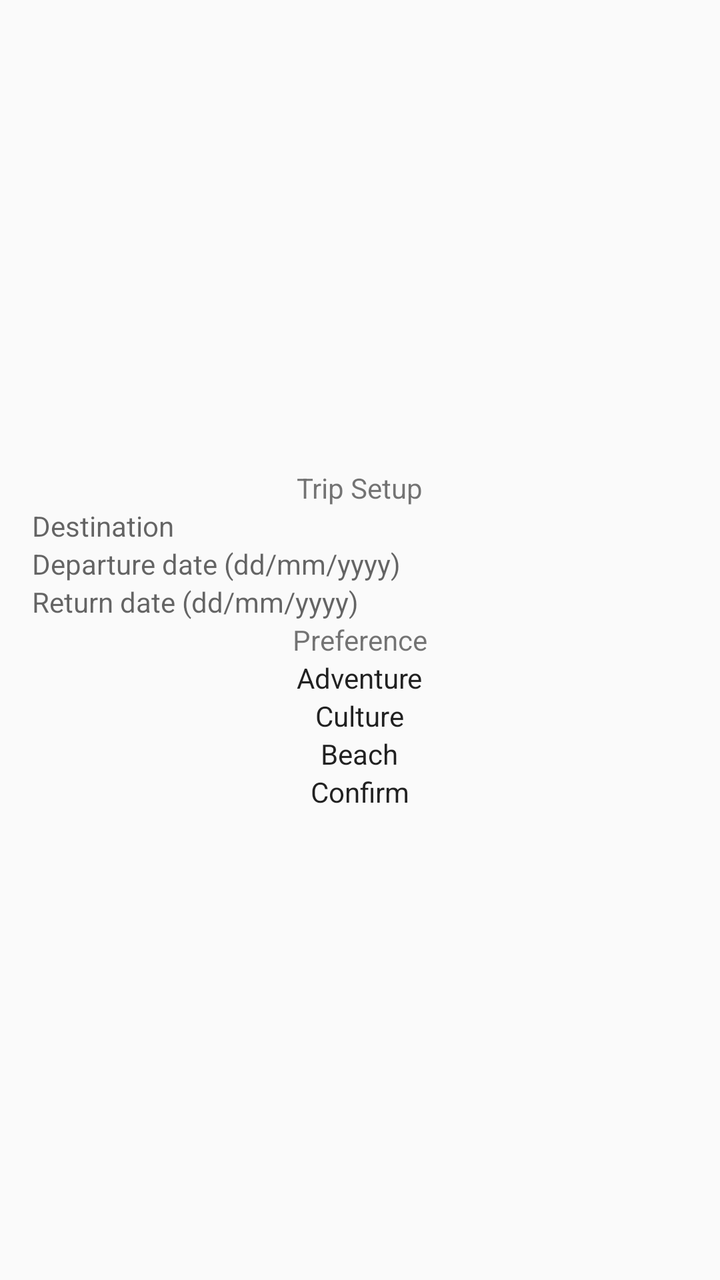
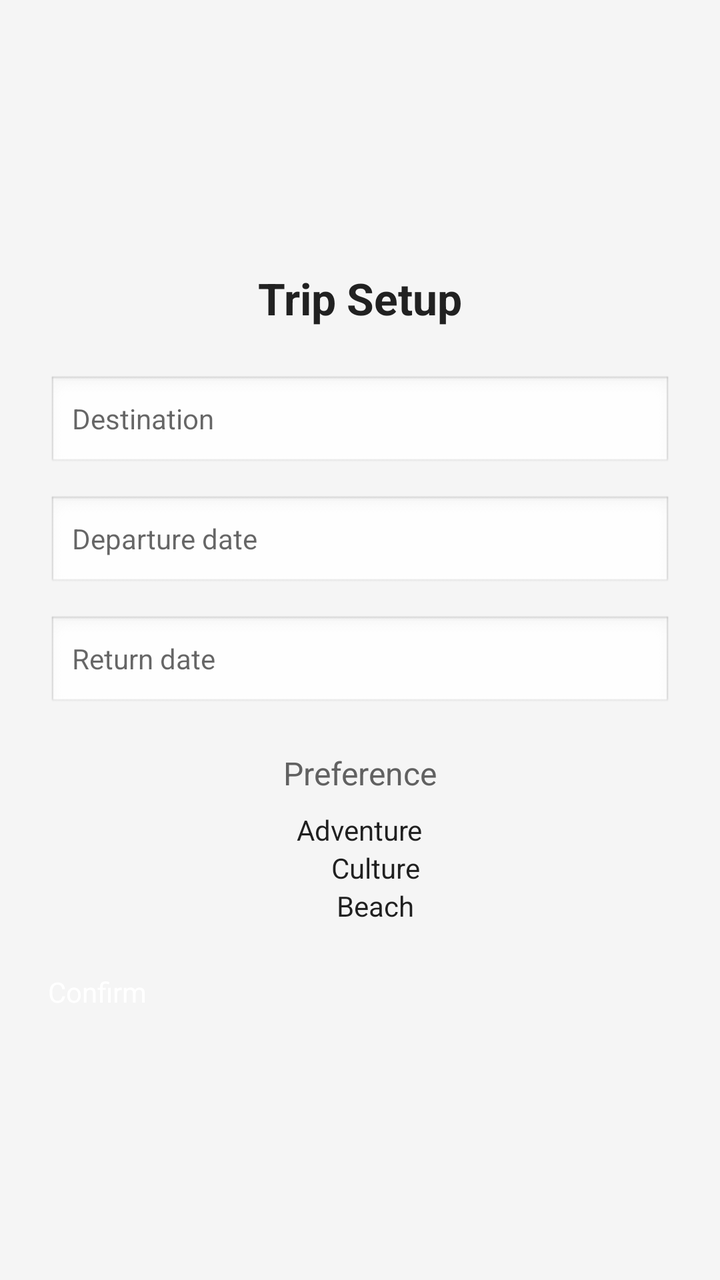

Screens rendered from an Android XML layout before and after an edit, with the pre-edit source and the edit as a unified diff.
<!-- AndroidManifest.xml: application theme android:Theme.Material.Light -->
<!-- res/layout/activity_main.xml -->
<?xml version="1.0" encoding="utf-8"?>
<LinearLayout xmlns:android="http://schemas.android.com/apk/res/android"
    android:layout_width="match_parent"
    android:layout_height="match_parent"
    android:orientation="vertical"
    android:gravity="center"
    android:padding="16dp">

    <TextView
        android:layout_width="wrap_content"
        android:layout_height="wrap_content"
        android:text="Trip Setup" />

    <EditText
        android:id="@+id/editDestination"
        android:layout_width="match_parent"
        android:layout_height="wrap_content"
        android:hint="Destination" />

    <EditText
        android:id="@+id/editDepartureDate"
        android:layout_width="match_parent"
        android:layout_height="wrap_content"
        android:hint="Departure date (dd/mm/yyyy)" />

    <EditText
        android:id="@+id/editReturnDate"
        android:layout_width="match_parent"
        android:layout_height="wrap_content"
        android:hint="Return date (dd/mm/yyyy)" />

    <TextView
        android:layout_width="wrap_content"
        android:layout_height="wrap_content"
        android:text="Preference" />

    <RadioGroup
        android:id="@+id/radioGroupPreference"
        android:layout_width="wrap_content"
        android:layout_height="wrap_content"
        android:gravity="center">

        <RadioButton
            android:id="@+id/radioAdventure"
            android:layout_width="wrap_content"
            android:layout_height="wrap_content"
            android:text="Adventure"
            android:checked="true" />

        <RadioButton
            android:id="@+id/radioCulture"
            android:layout_width="wrap_content"
            android:layout_height="wrap_content"
            android:text="Culture" />

        <RadioButton
            android:id="@+id/radioBeach"
            android:layout_width="wrap_content"
            android:layout_height="wrap_content"
            android:text="Beach" />

    </RadioGroup>

    <Button
        android:id="@+id/btnConfirm"
        android:layout_width="wrap_content"
        android:layout_height="wrap_content"
        android:text="Confirm" />

</LinearLayout>
<!-- resources referenced by this layout -->
<resources>

</resources>

<!-- the commit's change to res/layout/activity_main.xml (unified diff, before → after) -->
@@ -4,41 +4,63 @@
     android:layout_height="match_parent"
     android:orientation="vertical"
     android:gravity="center"
-    android:padding="16dp">
+    android:background="@color/colorBackground"
+    android:padding="24dp">
 
     <TextView
         android:layout_width="wrap_content"
         android:layout_height="wrap_content"
-        android:text="Trip Setup" />
+        android:text="Trip Setup"
+        android:textSize="22sp"
+        android:textStyle="bold"
+        android:textColor="@color/colorTextPrimary"
+        android:layout_marginBottom="24dp" />
 
     <EditText
         android:id="@+id/editDestination"
         android:layout_width="match_parent"
         android:layout_height="wrap_content"
-        android:hint="Destination" />
+        android:hint="Destination"
+        android:padding="12dp"
+        android:background="@android:drawable/edit_text"
+        android:layout_marginBottom="12dp" />
 
     <EditText
         android:id="@+id/editDepartureDate"
         android:layout_width="match_parent"
         android:layout_height="wrap_content"
-        android:hint="Departure date (dd/mm/yyyy)" />
+        android:hint="Departure date"
+        android:padding="12dp"
+        android:background="@android:drawable/edit_text"
+        android:focusable="false"
+        android:clickable="true"
+        android:layout_marginBottom="12dp" />
 
     <EditText
         android:id="@+id/editReturnDate"
         android:layout_width="match_parent"
         android:layout_height="wrap_content"
-        android:hint="Return date (dd/mm/yyyy)" />
+        android:hint="Return date"
+        android:padding="12dp"
+        android:background="@android:drawable/edit_text"
+        android:focusable="false"
+        android:clickable="true"
+        android:layout_marginBottom="20dp" />
 
     <TextView
         android:layout_width="wrap_content"
         android:layout_height="wrap_content"
-        android:text="Preference" />
+        android:text="Preference"
+        android:textSize="16sp"
+        android:textColor="@color/colorTextSecondary"
+        android:layout_marginBottom="8dp" />
 
     <RadioGroup
         android:id="@+id/radioGroupPreference"
         android:layout_width="wrap_content"
         android:layout_height="wrap_content"
-        android:gravity="center">
+        android:gravity="center"
+        android:layout_marginBottom="24dp">
 
         <RadioButton
             android:id="@+id/radioAdventure"
@@ -51,20 +73,24 @@
             android:id="@+id/radioCulture"
             android:layout_width="wrap_content"
             android:layout_height="wrap_content"
-            android:text="Culture" />
+            android:text="Culture"
+            android:layout_marginStart="8dp" />
 
         <RadioButton
             android:id="@+id/radioBeach"
             android:layout_width="wrap_content"
             android:layout_height="wrap_content"
-            android:text="Beach" />
+            android:text="Beach"
+            android:layout_marginStart="8dp" />
 
     </RadioGroup>
 
     <Button
         android:id="@+id/btnConfirm"
-        android:layout_width="wrap_content"
+        android:layout_width="match_parent"
         android:layout_height="wrap_content"
-        android:text="Confirm" />
+        android:text="Confirm"
+        android:textColor="@android:color/white"
+        android:backgroundTint="@color/colorPrimary" />
 
 </LinearLayout>
<!-- resource entries referenced after the edit -->
@@ -1,5 +1,8 @@
 <!-- resources referenced by this layout -->
 <resources>
-
+  <color name="colorBackground">#F5F5F5</color>
+  <color name="colorPrimary">#3F51B5</color>
+  <color name="colorTextPrimary">#212121</color>
+  <color name="colorTextSecondary">#616161</color>
 </resources>
 
